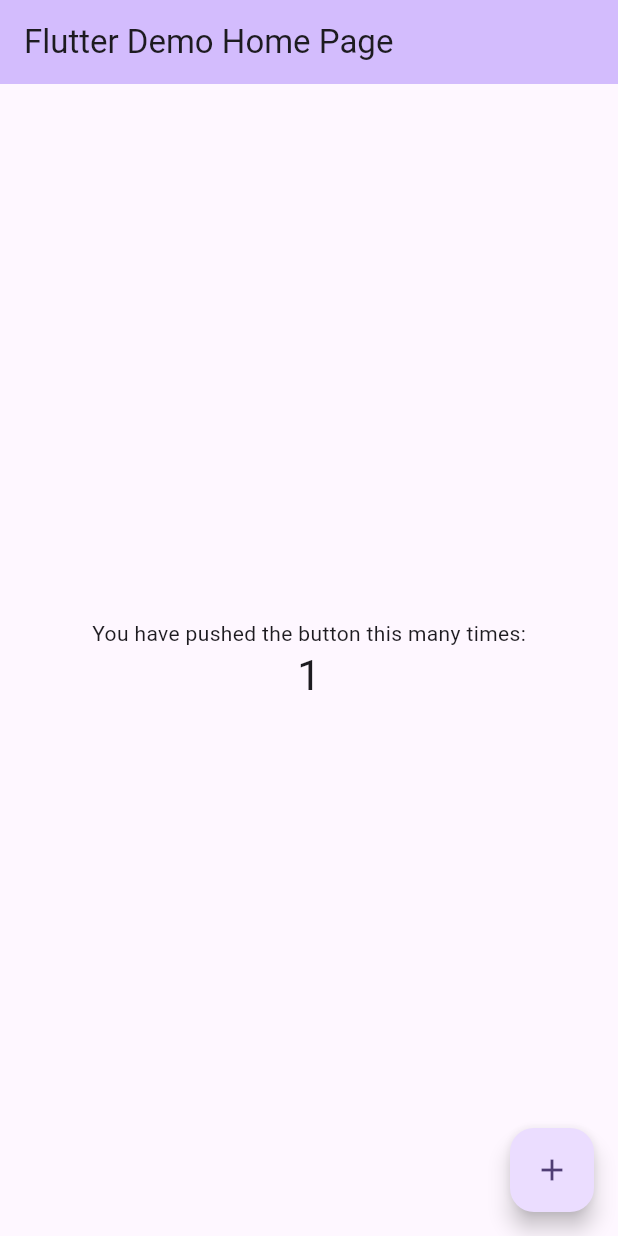
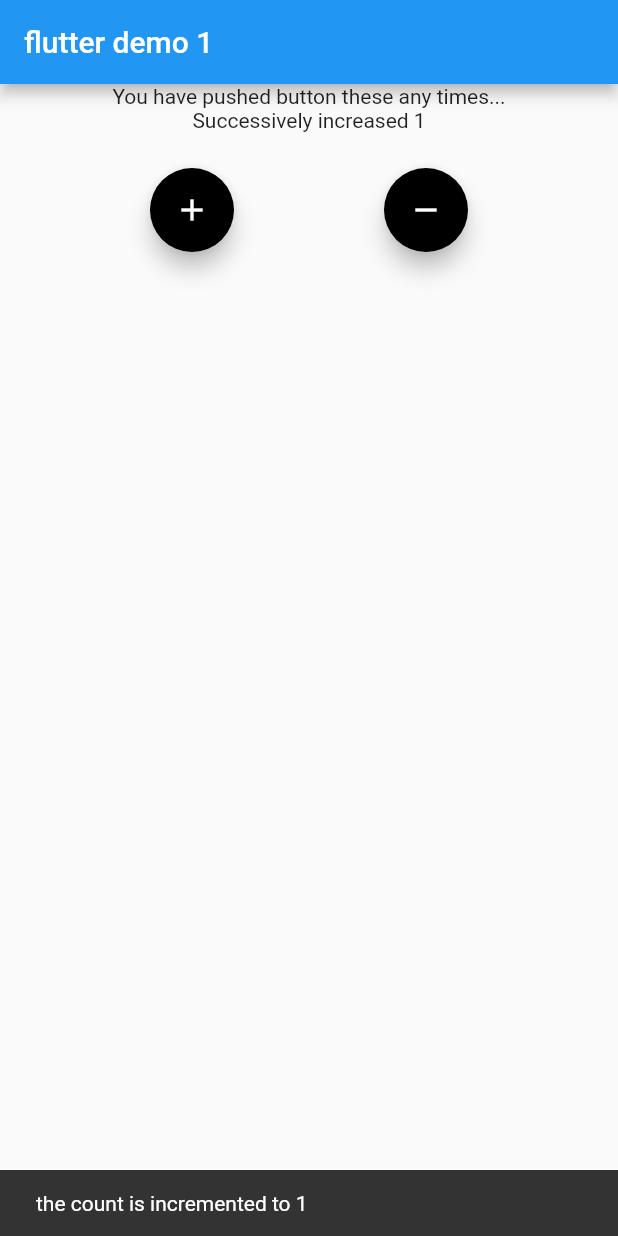
Before and after one commit to amrutapatil-1010/bloc_changes, a Flutter app: the screen it shows after launch, after a tap on the "add" icon, on a phone screen of 412 x 824 dp. Run offline on Flutter 3.47's test engine with Material 2 defaults, Android fonts, the phone set to English and light mode, and no system bars; our stand-ins replace bloc, equatable, flutter_bloc.

Commit message:
Learned cubit

```diff
--- /dev/null
+++ b/lib/bloc/bloc_learning_event.dart
@@ -0,0 +1,4 @@
+part of 'bloc_learning_bloc.dart';
+
+@immutable
+sealed class BlocLearningEvent {}
--- /dev/null
+++ b/lib/bloc/bloc_learning_state.dart
@@ -0,0 +1,6 @@
+part of 'bloc_learning_bloc.dart';
+
+@immutable
+sealed class BlocLearningState {}
+
+final class BlocLearningInitial extends BlocLearningState {}
--- /dev/null
+++ b/lib/bloc/counter_cubit_bloc.dart
@@ -0,0 +1,12 @@
+import 'package:bloc/bloc.dart';
+import 'package:equatable/equatable.dart';
+part 'counter_cubit_event.dart';
+part 'counter_cubit_state.dart';
+
+class CounterCubitBloc extends Cubit<CounterCubitState> {
+  CounterCubitBloc() : super(const CounterCubitState(counter: 0));
+  void increment() =>
+      emit(CounterCubitState(counter: state.counter + 1, isIncremented: true));
+  void decrement() =>
+      emit(CounterCubitState(counter: state.counter - 1, isIncremented: false));
+}
--- /dev/null
+++ b/lib/bloc/counter_cubit_event.dart
@@ -0,0 +1,3 @@
+part of 'counter_cubit_bloc.dart';
+
+sealed class CountercubitEvent {}
--- /dev/null
+++ b/lib/bloc/counter_cubit_state.dart
@@ -0,0 +1,11 @@
+part of 'counter_cubit_bloc.dart';
+
+class CounterCubitState extends Equatable {
+  final int counter;
+  final bool? isIncremented;
+  const CounterCubitState({required this.counter, this.isIncremented});
+
+  @override
+  // TODO: implement props
+  List<Object?> get props => [counter, isIncremented];
+}
--- a/lib/main.dart
+++ b/lib/main.dart
@@ -1,110 +1,125 @@
 import 'package:flutter/material.dart';
+import 'package:flutter_application/bloc/bloc_learning_bloc.dart';
+import 'package:flutter_application/bloc/counter_cubit_bloc.dart';
+import 'package:bloc/bloc.dart';
+import 'package:flutter_bloc/flutter_bloc.dart';
 
-void main() {
+main() {
+  CounterCubitState counter1 = const CounterCubitState(counter: 0);
+  CounterCubitState counter2 = const CounterCubitState(counter: 0);
+  print(counter1 == counter2);
   runApp(const MyApp());
 }
 
 class MyApp extends StatelessWidget {
-  const MyApp({super.key});
+  const MyApp({Key? key}) : super(key: key);
 
-  // This widget is the root of your application.
   @override
   Widget build(BuildContext context) {
-    return MaterialApp(
-      title: 'Flutter Demo',
-      theme: ThemeData(
-        // This is the theme of your application.
-        //
-        // TRY THIS: Try running your application with "flutter run". You'll see
-        // the application has a blue toolbar. Then, without quitting the app,
-        // try changing the seedColor in the colorScheme below to Colors.green
-        // and then invoke "hot reload" (save your changes or press the "hot
-        // reload" button in a Flutter-supported IDE, or press "r" if you used
-        // the command line to start the app).
-        //
-        // Notice that the counter didn't reset back to zero; the application
-        // state is not lost during the reload. To reset the state, use hot
-        // restart instead.
-        //
-        // This works for code too, not just values: Most code changes can be
-        // tested with just a hot reload.
-        colorScheme: ColorScheme.fromSeed(seedColor: Colors.deepPurple),
-        useMaterial3: true,
+    return BlocProvider(
+      create: (context) => CounterCubitBloc(),
+      child: MaterialApp(
+        title: "flutter demo",
+        theme: ThemeData(
+          primarySwatch: Colors.blue,
+          visualDensity: VisualDensity.adaptivePlatformDensity,
+        ),
+        home: const HomeScreen(),
       ),
-      home: const MyHomePage(title: 'Flutter Demo Home Page'),
     );
   }
 }
 
-class MyHomePage extends StatefulWidget {
-  const MyHomePage({super.key, required this.title});
-
-  // This widget is the home page of your application. It is stateful, meaning
-  // that it has a State object (defined below) that contains fields that affect
-  // how it looks.
-
-  // This class is the configuration for the state. It holds the values (in this
-  // case the title) provided by the parent (in this case the App widget) and
-  // used by the build method of the State. Fields in a Widget subclass are
-  // always marked "final".
-
-  final String title;
+class HomeScreen extends StatefulWidget {
+  const HomeScreen({super.key});
 
   @override
-  State<MyHomePage> createState() => _MyHomePageState();
+  State<HomeScreen> createState() => _HomeScreenState();
 }
 
-class _MyHomePageState extends State<MyHomePage> {
-  int _counter = 0;
-
-  void _incrementCounter() {
-    setState(() {
-      // This call to setState tells the Flutter framework that something has
-      // changed in this State, which causes it to rerun the build method below
-      // so that the display can reflect the updated values. If we changed
-      // _counter without calling setState(), then the build method would not be
-      // called again, and so nothing would appear to happen.
-      _counter++;
-    });
-  }
-
+class _HomeScreenState extends State<HomeScreen> {
   @override
   Widget build(BuildContext context) {
-    // This method is rerun every time setState is called, for instance as done
-    // by the _incrementCounter method above.
-    //
-    // The Flutter framework has been optimized to make rerunning build methods
-    // fast, so that you can just rebuild anything that needs updating rather
-    // than having to individually change instances of widgets.
     return Scaffold(
-      appBar: AppBar(
-        // TRY THIS: Try changing the color here to a specific color (to
-        // Colors.amber, perhaps?) and trigger a hot reload to see the AppBar
-        // change color while the other colors stay the same.
-        backgroundColor: Theme.of(context).colorScheme.inversePrimary,
-        // Here we take the value from the MyHomePage object that was created by
-        // the App.build method, and use it to set our appbar title.
-        title: Text(widget.title),
-      ),
-      body: Center(
-        child: Column(
-          mainAxisAlignment: MainAxisAlignment.center,
-          children: <Widget>[
-            const Text(
-              'You have pushed the button this many times:',
+        appBar: AppBar(
+          title: const Text("flutter demo 1"),
+        ),
+        body:
+            // BlocListener<CounterCubitBloc, CounterCubitState>(
+            //     listener: (context, state) {
+            //       if (state.isIncremented!) {
+            //         ScaffoldMessenger.of(context).showSnackBar(
+            //           SnackBar(
+            //             content:
+            //                 Text("the count is incremented to ${state.counter}"),
+            //             duration: const Duration(milliseconds: 1000),
+            //           ),
+            //         );
+            //       } else if (state.isIncremented == false) {
+            //         ScaffoldMessenger.of(context).showSnackBar(
+            //           SnackBar(
+            //             content:
+            //                 Text("the  count is decremented to ${state.counter}"),
+            //             duration: const Duration(milliseconds: 1000),
+            //           ),
+            //         );
+            //       }
+            //     },child: Column();
+
+            Column(
+          children: [
+            const Text("You have pushed button these any times..."),
+            //Bloc Consumer - Combination of blocBuilder and blocListener
+            BlocConsumer<CounterCubitBloc, CounterCubitState>(
+                builder: (context, state) {
+              if (state.counter == 3) {
+                return Text("Counter value  increased 10%..${state.counter}");
+              }
+              return Text("Successively increased ${state.counter}");
+            }, listener: ((context, state) {
+              if (state.isIncremented!) {
+                ScaffoldMessenger.of(context).showSnackBar(
+                  SnackBar(
+                    content:
+                        Text("the count is incremented to ${state.counter}"),
+                    duration: const Duration(milliseconds: 1000),
+                  ),
+                );
+              } else if (state.isIncremented == false) {
+                ScaffoldMessenger.of(context).showSnackBar(
+                  SnackBar(
+                    content:
+                        Text("the  count is decremented to ${state.counter}"),
+                    duration: const Duration(milliseconds: 1000),
+                  ),
+                );
+              }
+            })),
+            const SizedBox(
+              height: 24,
             ),
-            Text(
-              '$_counter',
-              style: Theme.of(context).textTheme.headlineMedium,
-            ),
+            Row(
+              mainAxisAlignment: MainAxisAlignment.spaceEvenly,
+              children: [
+                FloatingActionButton(
+                  onPressed: () {
+                    BlocProvider.of<CounterCubitBloc>(context).increment();
+                  },
+                  tooltip: "Increment",
+                  backgroundColor: Colors.black,
+                  child: const Icon(Icons.add),
+                ),
+                FloatingActionButton(
+                  tooltip: "decrement",
+                  backgroundColor: Colors.black,
+                  onPressed: () {
+                    BlocProvider.of<CounterCubitBloc>(context).decrement();
+                  },
+                  child: const Icon(Icons.remove),
+                )
+              ],
+            )
           ],
-        ),
-      ),
-      floatingActionButton: FloatingActionButton(
-        onPressed: _incrementCounter,
-        tooltip: 'Increment',
-        child: const Icon(Icons.add),
-      ), // This trailing comma makes auto-formatting nicer for build methods.
-    );
+        ));
   }
 }
```
Also changed, not shown: lib/bloc/bloc_learning_bloc.dart (added, +13 -0 lines), pubspec.yaml (+6 -4 lines), pubspec.lock, 2 other files.
